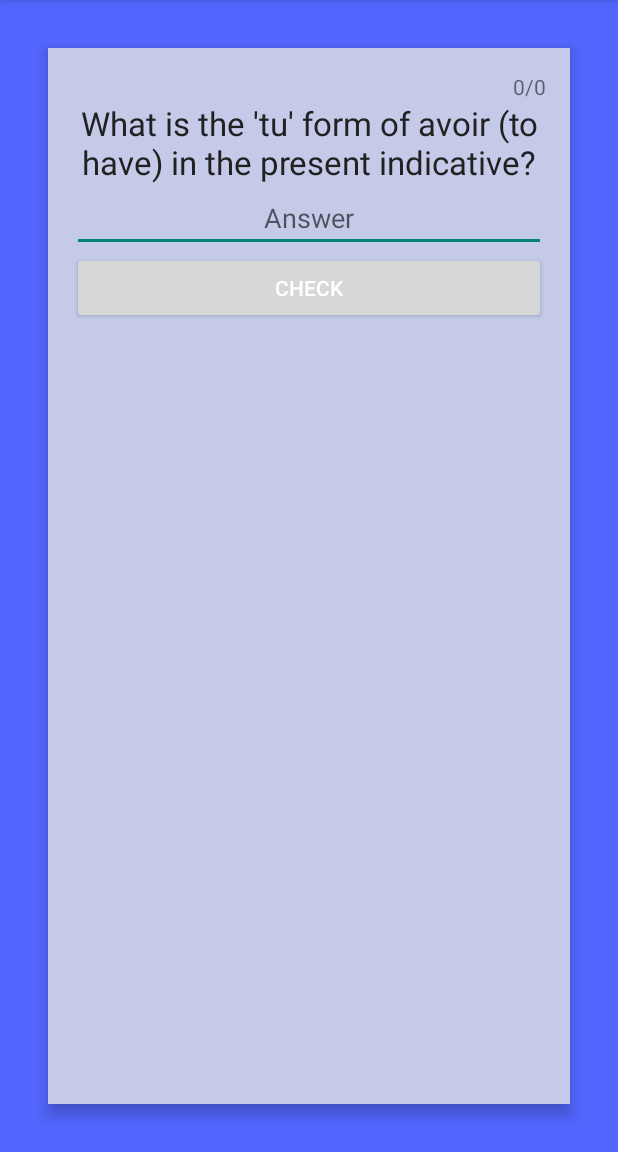
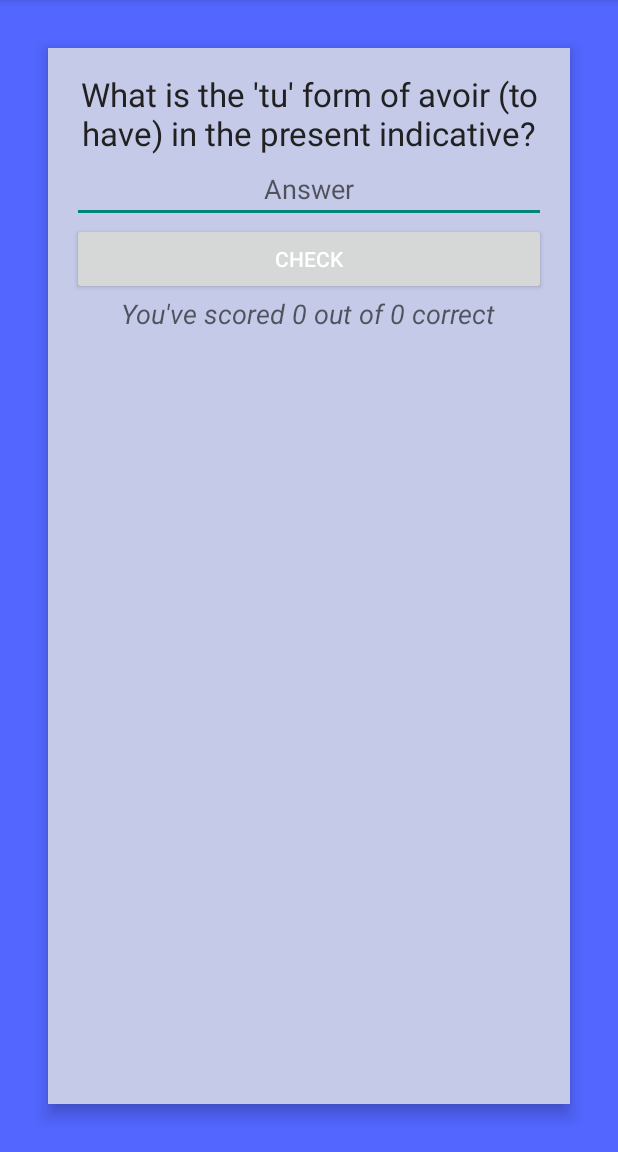
Before and after one commit to etp404/frenchverbinator, an Android app: the screen it shows after launch (QuestionActivity), on a phone screen of 412 x 824 dp, the part 84-1236 px from its top. Run offline under Robolectric (Android 15) with nearby library versions, the phone set to English and light mode, and no system bars.

Commit message:
Changed format of score.

```diff
--- a/android/src/main/res/layout/question_layout.xml
+++ b/android/src/main/res/layout/question_layout.xml
@@ -17,13 +17,6 @@
         android:elevation="6dp"
         android:background="@color/question_background"
         android:padding="16dp">
-
-        <TextView
-            android:layout_width="wrap_content"
-            android:layout_height="wrap_content"
-            android:textAppearance="?android:attr/textAppearanceSmall"
-            android:id="@+id/score"
-            android:layout_gravity="right" />
 
         <TextView
             android:id="@+id/question"
@@ -86,5 +79,14 @@
             android:layout_gravity="center_horizontal"
             style="@style/font_style" />
 
+        <TextView
+            android:layout_width="wrap_content"
+            android:layout_height="wrap_content"
+            android:textAppearance="?android:attr/textAppearanceMedium"
+            android:id="@+id/score"
+            android:text="0/0"
+            android:textStyle="italic"
+            android:layout_gravity="center_horizontal" />
+
     </LinearLayout>
 </FrameLayout>
--- a/core/src/main/java/uk/co/mould/matt/marking/Score.java
+++ b/core/src/main/java/uk/co/mould/matt/marking/Score.java
@@ -5,7 +5,7 @@ public class Score {
     int incorrect = 0;
     @Override
     public String toString() {
-        return String.format("%d/%d", correct, correct+incorrect);
+        return String.format("You've scored %d out of %d correct", correct, correct+incorrect);
     }
 
     public void addIncorrect() {
```
Also changed, not shown: 1 other file.
